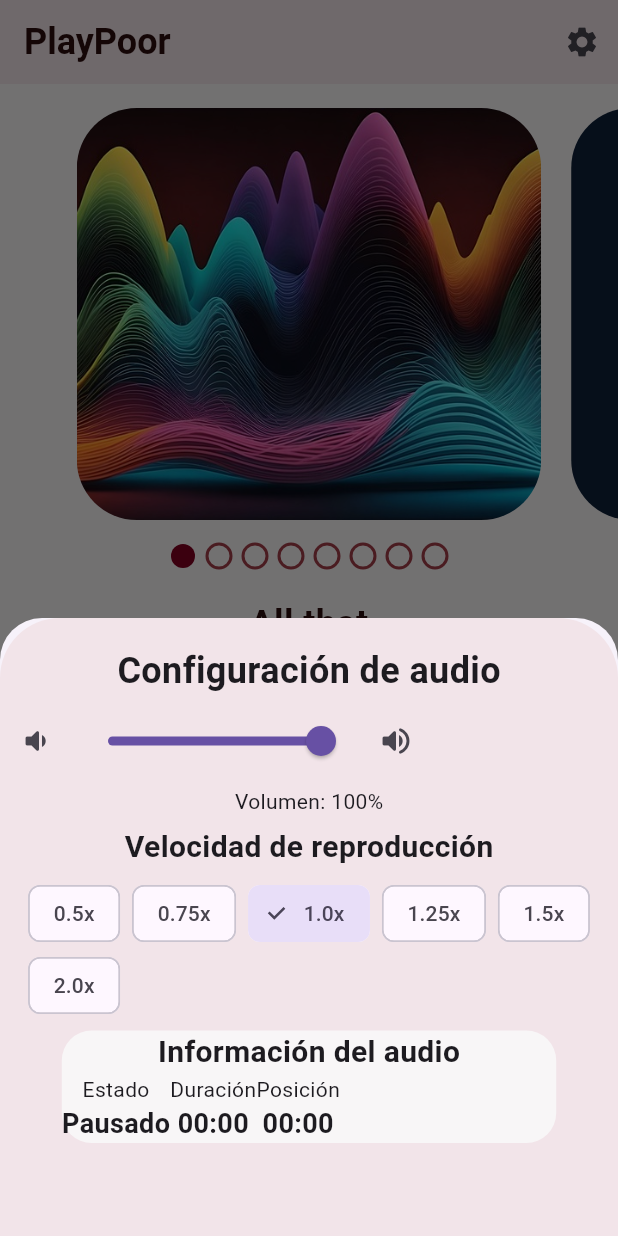
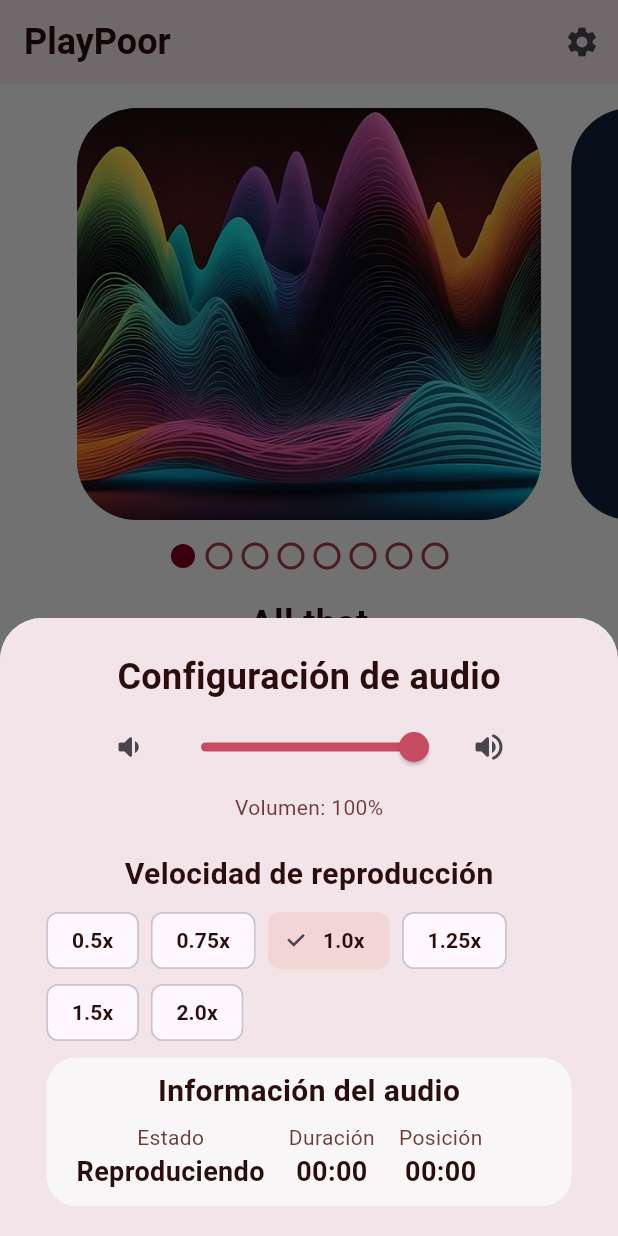
Before and after one commit to gael-rdrgz/playpoor, a Flutter app: the screen it shows after launch, after a tap on the "settings" icon, on a phone screen of 412 x 824 dp. Run offline on Flutter 3.47's test engine with Material 3 defaults, Android fonts, the phone set to English and light mode, and no system bars; drawn by our look-alikes of percent_indicator, smooth_page_indicator; our stand-ins replace audioplayers, equatable, flutter_bloc; Roboto replaces fonts that are missing (DMSerif); project files that could hold a hidden picture were left out.

Commit message:
Modal de configuraciones completo. Arreglado bug con cancion de hollow knight.

```diff
--- a/lib/views/conf_modal.dart
+++ b/lib/views/conf_modal.dart
@@ -11,6 +11,12 @@ class ConfModal extends StatelessWidget {
 
   const ConfModal({super.key, required this.bloc});
 
+  String timeFormat(int seconds) {
+    final int min = (seconds / 60).floor();
+    final int res = seconds % 60;
+    return "${min.toString().padLeft(2, '0')}:${res.toString().padLeft(2, '0')}";
+  }
+
   @override
   Widget build(BuildContext context) {
     return BlocBuilder<PlayerBloc, PlayState>(
@@ -18,40 +24,60 @@ class ConfModal extends StatelessWidget {
       builder: (context, state) {
         final currentVolume = state is PlayingState ? state.volume : 1.0;
         final currentSpeed = state is PlayingState ? state.playSpeed : 1.0;
+        final currentState = state is PlayingState ? state.isPlaying : false;
+        final currentDuration = state is PlayingState
+            ? state.duration
+            : Duration.zero;
+        final currentPosition = state is PlayingState
+            ? state.position
+            : Duration.zero;
 
         return Container(
           height: MediaQuery.of(context).size.height * 1 / 2,
           decoration: BoxDecoration(
             color: Color(0xfff2e4e9),
             borderRadius: BorderRadius.only(
-              topLeft: Radius.circular(40),
-              topRight: Radius.circular(40),
+              topLeft: Radius.circular(28),
+              topRight: Radius.circular(28),
             ),
           ),
           child: Column(
             spacing: 6,
             children: [
-              SizedBox(height: 12),
+              SizedBox(height: 16),
               Text(
                 "Configuración de audio",
                 style: TextStyle(
                   fontFamily: "DMSerif",
                   fontSize: 24,
                   fontWeight: FontWeight.bold,
+                  color: Color(0xff2b0d0d),
                 ),
               ),
               Row(
+                  mainAxisAlignment: MainAxisAlignment.center,
                 children: [
                   IconButton(
                     onPressed: () {
-                      if (currentVolume > 0){
-                        final volumenNuevo = (currentVolume - 0.05 ).clamp(0.0, 1.0);
+                      if (currentVolume > 0) {
+                        final volumenNuevo = (currentVolume - 0.05).clamp(
+                          0.0,
+                          1.0,
+                        );
                         bloc?.add(VolumeChangedEvent(volumenNuevo));
                       }
                     },
                     icon: Icon(Icons.volume_down_rounded),
                   ),
-                  Slider(
+                  SliderTheme(
+                    data: SliderThemeData(
+                      thumbColor: Color(0xffc84b64),
+                      thumbShape: RoundSliderThumbShape(enabledThumbRadius: 10),
+                      activeTrackColor: Color(0xffc84b64),
+                      inactiveTrackColor: Colors.grey[200],
+                      overlayColor: Colors.transparent,
+                    ),
+                    child: Slider(
                       value: currentVolume,
                       min: 0,
                       max: 1.0,
@@ -60,10 +86,14 @@ class ConfModal extends StatelessWidget {
                         bloc?.add(VolumeChangedEvent(value));
                       },
                     ),
+                  ),
                   IconButton(
                     onPressed: () {
-                      if (currentVolume < 1){
-                        final volumenNuevo = (currentVolume + 0.05).clamp(0.0, 1.0);
+                      if (currentVolume < 1) {
+                        final volumenNuevo = (currentVolume + 0.05).clamp(
+                          0.0,
+                          1.0,
+                        );
                         bloc?.add(VolumeChangedEvent(volumenNuevo));
                       }
                     },
@@ -71,69 +101,127 @@ class ConfModal extends StatelessWidget {
                   ),
                 ],
               ),
-              Text("Volumen: ${(currentVolume * 100).round()}%"),
+              Text(
+                "Volumen: ${(currentVolume * 100).round()}%",
+                style: TextStyle(color: Color(0xff6e3b3b)),
+              ),
+              SizedBox(height: 8),
               Text(
                 "Velocidad de reproducción",
+                textAlign: TextAlign.left,
                 style: TextStyle(
                   fontFamily: "DMSerif",
                   fontSize: 20,
                   fontWeight: FontWeight.w700,
+                  color: Color(0xff2b0d0d),
                 ),
               ),
-              Wrap(
+              SizedBox(
+                width: MediaQuery.of(context).size.width * .85,
+                child: Wrap(
                   spacing: 8,
                   children: [
                     ChoiceChip(
-                    label: Text("0.5x"),
+                      label: Text(
+                        "0.5x",
+                        style: TextStyle(
+                          fontWeight: FontWeight.w600,
+                          color: Color(0xff2b0d0d),
+                        ),
+                      ),
                       selected: currentSpeed == 0.5,
+                      selectedColor: Color(0xfff2d6d6),
                       onSelected: (selected) {
                         bloc?.add(SpeedChangedEvent(0.5));
                       },
                     ),
                     ChoiceChip(
-                    label: Text("0.75x"),
+                      label: Text(
+                        "0.75x",
+                        style: TextStyle(
+                          fontWeight: FontWeight.w600,
+                          color: Color(0xff2b0d0d),
+                        ),
+                      ),
                       selected: currentSpeed == 0.75,
+                      selectedColor: Color(0xfff2d6d6),
                       onSelected: (selected) {
                         bloc?.add(SpeedChangedEvent(0.75));
                       },
                     ),
                     ChoiceChip(
-                    label: Text("1.0x"),
+                      label: Text(
+                        "1.0x",
+                        style: TextStyle(
+                          fontWeight: FontWeight.w600,
+                          color: Color(0xff2b0d0d),
+                        ),
+                      ),
                       selected: currentSpeed == 1,
+                      selectedColor: Color(0xfff2d6d6),
                       onSelected: (selected) {
                         bloc?.add(SpeedChangedEvent(1));
                       },
                     ),
                     ChoiceChip(
-                    label: Text("1.25x"),
+                      label: Text(
+                        "1.25x",
+                        style: TextStyle(
+                          fontWeight: FontWeight.w600,
+                          color: Color(0xff2b0d0d),
+                        ),
+                      ),
                       selected: currentSpeed == 1.25,
+                      selectedColor: Color(0xfff2d6d6),
                       onSelected: (selected) {
                         bloc?.add(SpeedChangedEvent(1.25));
                       },
                     ),
                     ChoiceChip(
-                    label: Text("1.5x"),
+                      label: Text(
+                        "1.5x",
+                        style: TextStyle(
+                          fontWeight: FontWeight.w600,
+                          color: Color(0xff2b0d0d),
+                        ),
+                      ),
                       selected: currentSpeed == 1.5,
+                      selectedColor: Color(0xfff2d6d6),
                       onSelected: (selected) {
                         bloc?.add(SpeedChangedEvent(1.5));
                       },
                     ),
                     ChoiceChip(
-                    label: Text("2.0x"),
+                      label: Text(
+                        "2.0x",
+                        style: TextStyle(
+                          fontWeight: FontWeight.w600,
+                          color: Color(0xff2b0d0d),
+                        ),
+                      ),
                       selected: currentSpeed == 2,
+                      selectedColor: Color(0xfff2d6d6),
                       onSelected: (selected) {
                         bloc?.add(SpeedChangedEvent(2));
                       },
                     ),
                   ],
                 ),
+              ),
               Container(
-                width: MediaQuery.of(context).size.width * .8,
+                padding: EdgeInsetsGeometry.only(
+                  top: 8,
+                  bottom: 10,
+                  left: 20,
+                  right: 20,
+                ),
+                width: MediaQuery.of(context).size.width * .85,
                 decoration: BoxDecoration(
                   color: Color(0xfff8f6f7),
                   borderRadius: BorderRadius.circular(20),
                 ),
                 child: Column(
+                  spacing: 6,
                   children: [
                     Text(
                       "Información del audio",
@@ -141,9 +229,11 @@ class ConfModal extends StatelessWidget {
                         fontFamily: "DMSerif",
                         fontSize: 20,
                         fontWeight: FontWeight.w700,
+                        color: Color(0xff2b0d0d),
                       ),
                     ),
                     Row(
+                      spacing: 16,
                       children: [
                         Column(
                           children: [
@@ -152,14 +242,16 @@ class ConfModal extends StatelessWidget {
                               style: TextStyle(
                                 fontFamily: "DMSerif",
                                 fontSize: 14,
+                                color: Color(0xff6e3b3b),
                               ),
                             ),
                             Text(
-                              "Pausado",
+                              currentState ? "Reproduciendo" : "En pausa",
                               style: TextStyle(
                                 fontFamily: "DMSerif",
                                 fontSize: 18,
                                 fontWeight: FontWeight.w600,
+                                color: Color(0xff2b0d0d),
                               ),
                             ),
                           ],
@@ -171,14 +263,16 @@ class ConfModal extends StatelessWidget {
                               style: TextStyle(
                                 fontFamily: "DMSerif",
                                 fontSize: 14,
+                                color: Color(0xff6e3b3b),
                               ),
                             ),
                             Text(
-                              "00:00",
+                              timeFormat(currentDuration.inSeconds),
                               style: TextStyle(
                                 fontFamily: "DMSerif",
                                 fontSize: 18,
                                 fontWeight: FontWeight.w600,
+                                color: Color(0xff2b0d0d),
                               ),
                             ),
                           ],
@@ -190,14 +284,16 @@ class ConfModal extends StatelessWidget {
                               style: TextStyle(
                                 fontFamily: "DMSerif",
                                 fontSize: 14,
+                                color: Color(0xff6e3b3b),
                               ),
                             ),
                             Text(
-                              "00:00",
+                              timeFormat(currentPosition.inSeconds),
                               style: TextStyle(
                                 fontFamily: "DMSerif",
                                 fontSize: 18,
                                 fontWeight: FontWeight.w600,
+                                color: Color(0xff2b0d0d),
                               ),
                             ),
                           ],
--- a/lib/views/progress_slider.dart
+++ b/lib/views/progress_slider.dart
@@ -32,7 +32,7 @@ class ProgressSlider extends StatelessWidget {
               overlayColor: Colors.transparent,
             ),
             child: Slider(
-              value: position.inSeconds.toDouble(),
+              value: position.inSeconds.clamp(0, duration.inSeconds).toDouble(),
               max: duration.inSeconds.toDouble(),
               min: 0,
               onChanged: (value) {
```
Also changed, not shown: assets/silksong.jpg. Lines whose indentation alone changed are shown as unchanged.
